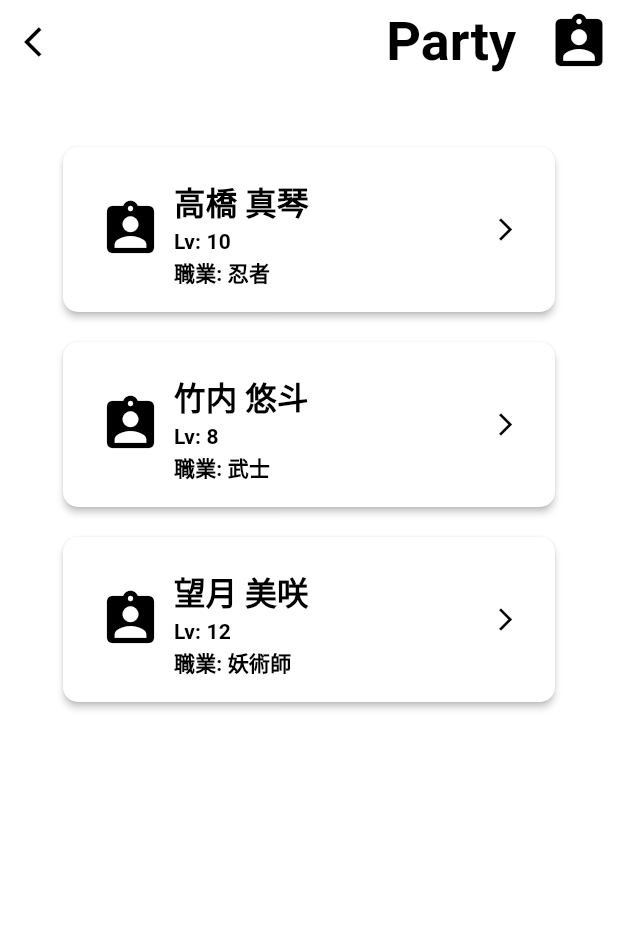
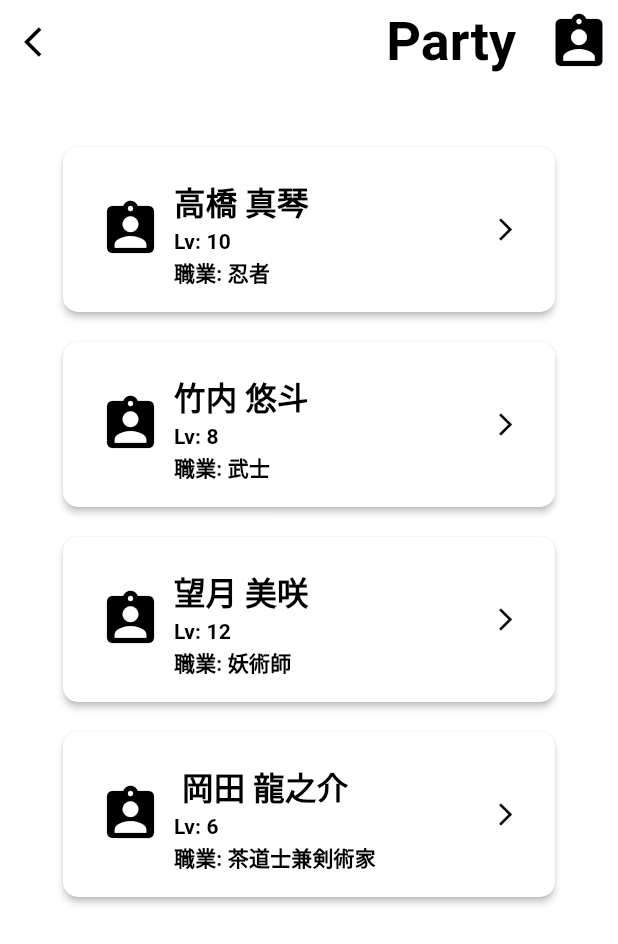
Before and after one commit to Itsuki54/arco-dev, a Flutter app: the BackpackPage screen opened directly, after a tap on "Party", on a phone screen of 412 x 824 dp. Shown: the top 944 px of the screen. Run offline on Flutter 3.47's test engine with Material 3 defaults, Android fonts, the phone set to English and light mode, and no system bars; our stand-ins replace firebase_core; accounts and stored records are empty.

Commit message:
change: for_backpack to unify

```diff
--- a/lib/src/components/backpack_route_button.dart
+++ /dev/null
@@ -1,44 +0,0 @@
-import 'package:flutter/material.dart';
-
-// Backpack画面で一覧されるボタン
-class BackpackRouteButton extends StatelessWidget {
-  const BackpackRouteButton(
-      {super.key,
-      required this.title,
-      required this.icon,
-      //required this.onPressed});
-      required this.nextPage});
-
-  final String title;
-  final Icon icon;
-  final Widget nextPage;
-
-  @override
-  Widget build(BuildContext context) {
-    return Container(
-        padding: const EdgeInsets.all(10),
-        child: ElevatedButton(
-            onPressed: () {
-              Navigator.of(context)
-                  .push(MaterialPageRoute(builder: (context) => nextPage));
-            },
-            style: ElevatedButton.styleFrom(
-                elevation: 2,
-                shape: RoundedRectangleBorder(
-                    borderRadius: BorderRadius.circular(10))),
-            child: SizedBox(
-                width: 250,
-                height: 110,
-                child: Row(
-                  children: [
-                    icon,
-                    const SizedBox(width: 32),
-                    Text(title,
-                        style: const TextStyle(
-                            fontSize: 32, fontWeight: FontWeight.bold)),
-                    const Expanded(child: SizedBox()),
-                    const Icon(Icons.arrow_forward_ios),
-                  ],
-                ))));
-  }
-}
--- a/lib/src/components/simple_route_button.dart
+++ b/lib/src/components/simple_route_button.dart
@@ -1,8 +1,8 @@
 import 'package:flutter/material.dart';
 
-// Backpack画面で一覧されるボタン
-class BackpackRouteButton extends StatelessWidget {
-  const BackpackRouteButton(
+// アイコンとページ名のついたNavigation用のボタン
+class SimpleRouteButton extends StatelessWidget {
+  const SimpleRouteButton(
       {super.key,
       required this.title,
       required this.icon,
--- a/lib/src/pages/backpack/backpack.dart
+++ b/lib/src/pages/backpack/backpack.dart
@@ -1,6 +1,6 @@
 import 'package:flutter/material.dart';
 // components
-import '../../components/backpack_route_button.dart';
+import '../../components/simple_route_button.dart';
 // pages
 import './party.dart';
 import './members.dart';
@@ -29,22 +29,22 @@ class _BackpackPageState extends State<BackpackPage> {
         appBar: AppBar(toolbarHeight: 30),
         body: const Center(
           child: Column(children: [
-            BackpackRouteButton(
+            SimpleRouteButton(
               title: "Party",
               icon: Icon(Icons.assignment_ind, size: 45),
               nextPage: PartyPage(),
             ),
-            BackpackRouteButton(
+            SimpleRouteButton(
               title: "Members",
               icon: Icon(Icons.group, size: 45),
               nextPage: MembersPage(),
             ),
-            BackpackRouteButton(
+            SimpleRouteButton(
               title: "Weapons",
               icon: Icon(Icons.build, size: 45),
               nextPage: WeaponsPage(),
             ),
-            BackpackRouteButton(
+            SimpleRouteButton(
               title: "Items",
               icon: Icon(Icons.home_repair_service, size: 45),
               nextPage: ItemsPage(),
--- a/lib/src/pages/backpack/party.dart
+++ b/lib/src/pages/backpack/party.dart
@@ -42,6 +42,11 @@ class _PartyPage extends State<PartyPage> {
         name: "望月 美咲",
         level: 12,
         job: "妖術師"),
+    Character(
+        icon: const Icon(Icons.assignment_ind, size: 42, color: Colors.black),
+        name: " 岡田 龍之介",
+        level: 6,
+        job: "茶道士兼剣術家"),
   ];
 
   @override
--- a/lib/src/pages/settings/settings.dart
+++ b/lib/src/pages/settings/settings.dart
@@ -1,6 +1,6 @@
 import 'package:flutter/material.dart';
 // components
-
+import '../../components/child_appbar.dart';
 // pages
 
 class SettingsPage extends StatefulWidget {
@@ -14,7 +14,8 @@ class _SettingsPageState extends State<SettingsPage> {
   @override
   Widget build(BuildContext context) {
     return Scaffold(
-      appBar: AppBar(toolbarHeight: 30),
+      appBar: const ChildAppBar(
+          title: "Settings", icon: Icon(Icons.settings, size: 45)),
       body: const Center(
         child: Column(children: []),
       ),
```
